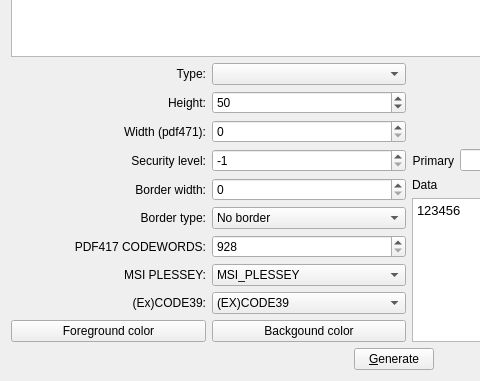
This is frontend_qt4/mainWindow.ui in zint/zint-gpl-only as Qt 5 draws it before an edit; both pictures show x 0 to 480 and y 367 to 748 of the 873 by 748 pixel window. The edited form follows.
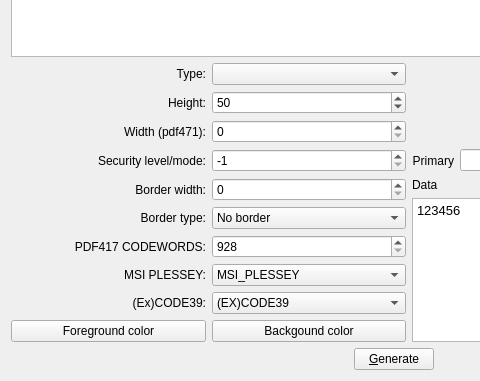
This is the edited form.

Diff of the .ui file:
```diff
--- a/frontend_qt4/mainWindow.ui
+++ b/frontend_qt4/mainWindow.ui
@@ -270,7 +270,7 @@
      <item>
       <widget class="QLabel" name="label_6" >
        <property name="text" >
-        <string>Security level:</string>
+        <string>Security level/mode:</string>
        </property>
        <property name="alignment" >
         <set>Qt::AlignRight|Qt::AlignTrailing|Qt::AlignVCenter</set>
```
Left out of the diff: 4 changed lines with no effect on the pictures.
